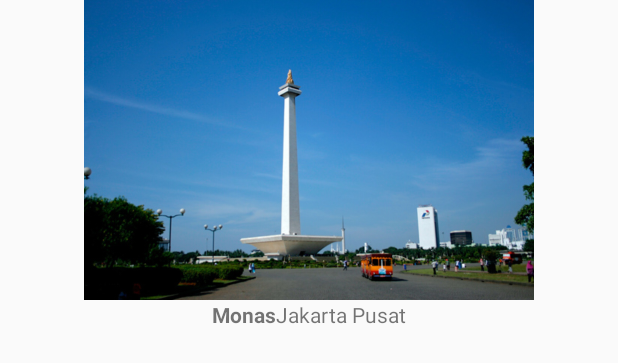
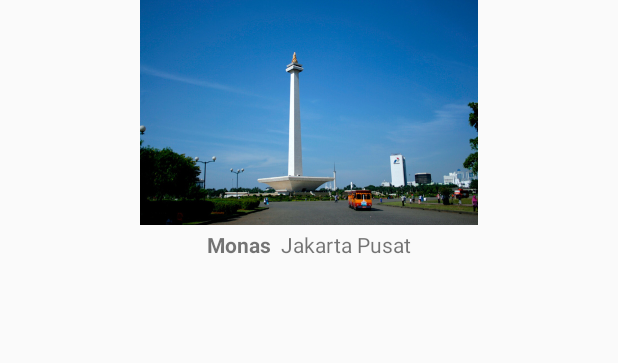
Before and after one commit to amyunus/JakartaCityGuide, an Android app: the layout list_item.xml on its own in the app's theme, with its tools: preview values and no code run, on a phone screen of 412 x 824 dp. Shown: the top 363 px of the screen. Run offline under Robolectric (Android 15) with nearby library versions, the phone set to English and light mode, and no system bars.

```diff
--- a/app/src/main/res/layout/list_item.xml
+++ b/app/src/main/res/layout/list_item.xml
@@ -1,14 +1,14 @@
 <?xml version="1.0" encoding="utf-8"?>
 <LinearLayout xmlns:android="http://schemas.android.com/apk/res/android"
-    android:id="@+id/list_item"
+    android:id="@+id/list_object"
     android:layout_width="match_parent"
     android:layout_height="match_parent"
     android:orientation="vertical">
 
     <ImageView
-        android:id="@+id/thumbnail"
+        android:id="@+id/object_thumbnail"
         android:layout_width="match_parent"
-        android:layout_height="200dp"
+        android:layout_height="150dp"
         android:src="@drawable/monas" />
 
     <LinearLayout
@@ -16,17 +16,19 @@
         android:layout_height="wrap_content">
 
         <TextView
-            android:id="@+id/title"
+            android:id="@+id/object_title"
             android:layout_width="wrap_content"
             android:layout_height="wrap_content"
             android:layout_weight="1"
             android:text="Monas"
+            android:padding="3dp"
             android:layout_gravity="end"
             android:textAlignment="viewEnd"
             android:textStyle="bold" />
 
         <TextView
-            android:id="@+id/location"
+            android:id="@+id/object_location"
+            android:padding="3dp"
             android:layout_width="wrap_content"
             android:layout_height="wrap_content"
             android:layout_weight="1"
```
Also changed, not shown: app/src/main/java/com/amyunus/jakartacityguide/Attraction.java (added, +39 -0 lines), app/src/main/java/com/amyunus/jakartacityguide/AttractionAdapter.java (added, +44 -0 lines).
